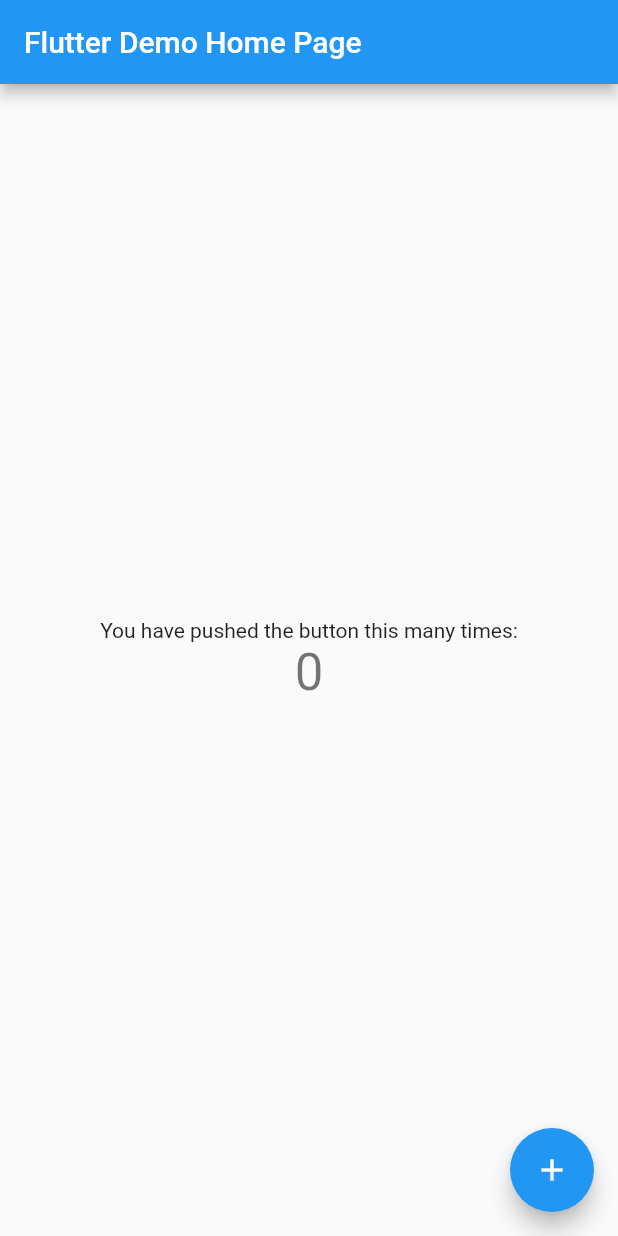
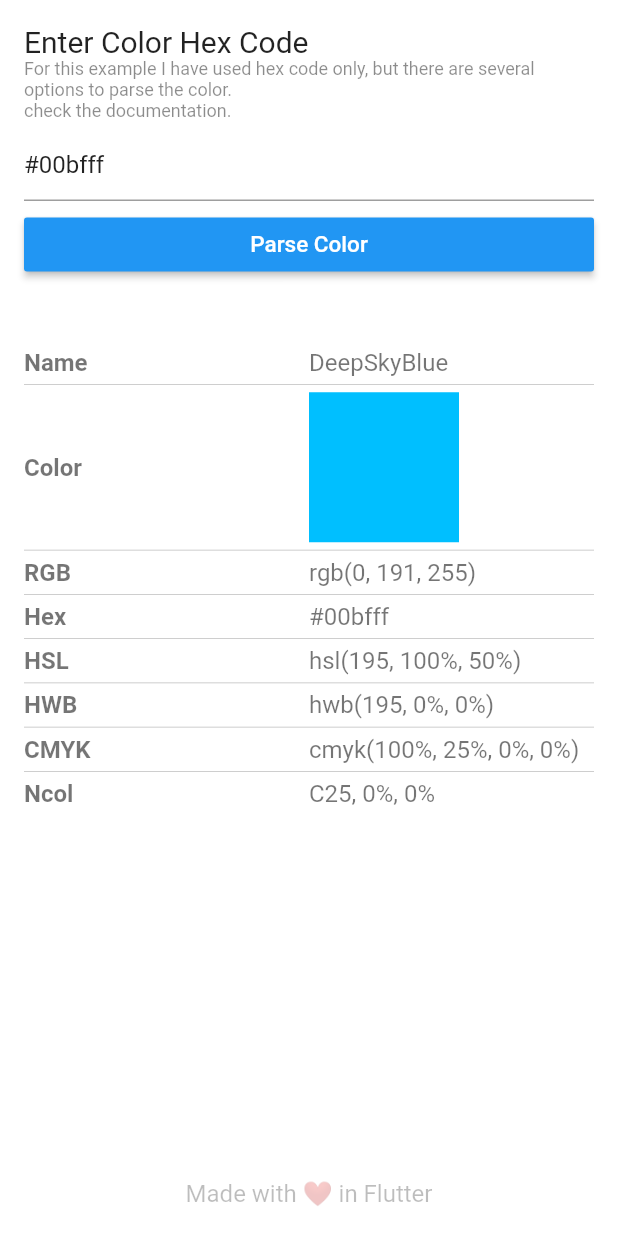
Before and after one commit to deepak786/color_parser, a Flutter app: the screen it shows after launch, on a phone screen of 412 x 824 dp. Run offline on Flutter 3.47's test engine with Material 2 defaults, Android fonts, the phone set to English and light mode, and no system bars.

Commit message:
working example

```diff
--- /dev/null
+++ b/example/lib/example.dart
@@ -0,0 +1,218 @@
+import 'package:color_parser/color_parser.dart';
+import 'package:flutter/material.dart';
+
+class Example extends StatefulWidget {
+  @override
+  _ExampleState createState() => _ExampleState();
+}
+
+class _ExampleState extends State<Example> {
+  ColorParser _parser;
+  TextEditingController _controller;
+  String _error = "";
+
+  @override
+  void initState() {
+    // initially use this color
+    String code = "#00bfff";
+    _parser = ColorParser.hex(code);
+    _controller = TextEditingController(text: code);
+
+    super.initState();
+  }
+
+  @override
+  void dispose() {
+    _controller.dispose();
+    super.dispose();
+  }
+
+  /// parse the color
+  void _parseColor() {
+    try {
+      setState(() {
+        _parser = ColorParser.hex(_controller.text);
+        _error = "";
+      });
+    } catch (e) {
+      setState(() {
+        _error = e.toString();
+        _parser = null;
+      });
+    }
+  }
+
+  @override
+  Widget build(BuildContext context) {
+    return Scaffold(
+      backgroundColor: Colors.black12,
+      body: Center(
+        child: Container(
+          color: Colors.white,
+          constraints: BoxConstraints(
+            maxWidth: 700,
+          ),
+          child: Column(
+            children: [
+              Expanded(
+                child: ListView(
+                  padding: EdgeInsets.all(16),
+                  children: [
+                    Text(
+                      "Enter Color Hex Code",
+                      style: TextStyle(
+                        fontSize: 20,
+                        color: Colors.black87,
+                      ),
+                    ),
+                    Text(
+                      "For this example I have used hex code only, but there are several options to parse the color.\ncheck the documentation.",
+                      style: TextStyle(
+                        fontSize: 12,
+                        color: Colors.black45,
+                      ),
+                    ),
+                    SizedBox(height: 5),
+                    TextField(
+                      controller: _controller,
+                      decoration: InputDecoration(
+                        hintText: "hex code e.g (#00bfff)",
+                      ),
+                    ),
+                    if (_error.isNotEmpty)
+                      // show the error
+                      Text(
+                        _error,
+                        style: TextStyle(
+                          fontSize: 12,
+                          color: Colors.red,
+                        ),
+                      ),
+                    SizedBox(height: 5),
+                    RaisedButton(
+                      onPressed: _parseColor,
+                      color: Theme.of(context).primaryColor,
+                      child: Text(
+                        "Parse Color",
+                        style: TextStyle(
+                          color: Colors.white,
+                          fontSize: 15,
+                        ),
+                      ),
+                    ),
+                    SizedBox(height: 40),
+                    // show the parsed values
+                    parsedData(),
+                  ],
+                ),
+              ),
+              // flutter love
+              Text(
+                "Made with ❤️ in Flutter \n",
+                style: TextStyle(
+                  fontSize: 16,
+                  color: Colors.black26,
+                ),
+                textAlign: TextAlign.center,
+              ),
+            ],
+          ),
+        ),
+      ),
+    );
+  }
+
+  /// display the parsed data from parser
+  Widget parsedData() {
+    if (_parser == null) return Container();
+
+    return Column(
+      children: [
+        getRow("Name", _parser.toName()),
+        divider(),
+        Padding(
+          padding: const EdgeInsets.only(top: 5, bottom: 5),
+          child: Row(
+            mainAxisAlignment: MainAxisAlignment.start,
+            children: [
+              Expanded(
+                child: Text(
+                  "Color",
+                  style: TextStyle(
+                    fontSize: 16,
+                    fontWeight: FontWeight.bold,
+                    color: Colors.black54,
+                  ),
+                ),
+              ),
+              Expanded(
+                child: Container(
+                  height: 100,
+                  child: Align(
+                    alignment: Alignment.topLeft,
+                    child: SizedBox(
+                      width: 100,
+                      height: 100,
+                      child: Container(color: _parser.getColor()),
+                    ),
+                  ),
+                ),
+              ),
+            ],
+          ),
+        ),
+        divider(),
+        getRow("RGB", _parser.toRGBString()),
+        divider(),
+        getRow("Hex", _parser.toHex()),
+        divider(),
+        getRow("HSL", _parser.toHSLString()),
+        divider(),
+        getRow("HWB", _parser.toHWBString()),
+        divider(),
+        getRow("CMYK", _parser.toCMYKString()),
+        divider(),
+        getRow("Ncol", _parser.toNcolString()),
+      ],
+    );
+  }
+
+  /// get the row
+  Widget getRow(String title, String value) {
+    return Padding(
+      padding: const EdgeInsets.only(top: 5, bottom: 5),
+      child: Row(
+        mainAxisAlignment: MainAxisAlignment.start,
+        children: [
+          Expanded(
+            child: Text(
+              title,
+              style: TextStyle(
+                fontSize: 16,
+                fontWeight: FontWeight.bold,
+                color: Colors.black54,
+              ),
+            ),
+          ),
+          Expanded(
+            child: Text(
+              value,
+              style: TextStyle(
+                fontSize: 16,
+                color: Colors.black54,
+              ),
+            ),
+          ),
+        ],
+      ),
+    );
+  }
+
+  /// divider
+  Widget divider() {
+    return Container(
+      height: 0.5,
+      color: Colors.black26,
+    );
+  }
+}
--- a/example/lib/main.dart
+++ b/example/lib/main.dart
@@ -1,4 +1,6 @@
 import 'package:flutter/material.dart';
+
+import 'example.dart';
 
 void main() {
   runApp(MyApp());
@@ -9,109 +11,14 @@ class MyApp extends StatelessWidget {
   @override
   Widget build(BuildContext context) {
     return MaterialApp(
-      title: 'Flutter Demo',
+      title: 'Example',
       theme: ThemeData(
-        // This is the theme of your application.
-        //
-        // Try running your application with "flutter run". You'll see the
-        // application has a blue toolbar. Then, without quitting the app, try
-        // changing the primarySwatch below to Colors.green and then invoke
-        // "hot reload" (press "r" in the console where you ran "flutter run",
-        // or simply save your changes to "hot reload" in a Flutter IDE).
-        // Notice that the counter didn't reset back to zero; the application
-        // is not restarted.
         primarySwatch: Colors.blue,
-        // This makes the visual density adapt to the platform that you run
-        // the app on. For desktop platforms, the controls will be smaller and
-        // closer together (more dense) than on mobile platforms.
         visualDensity: VisualDensity.adaptivePlatformDensity,
       ),
-      home: MyHomePage(title: 'Flutter Demo Home Page'),
+      // use the light theme mode always
+      themeMode: ThemeMode.light,
+      home: Example(),
     );
   }
 }
-
-class MyHomePage extends StatefulWidget {
-  MyHomePage({Key key, this.title}) : super(key: key);
-
-  // This widget is the home page of your application. It is stateful, meaning
-  // that it has a State object (defined below) that contains fields that affect
-  // how it looks.
-
-  // This class is the configuration for the state. It holds the values (in this
-  // case the title) provided by the parent (in this case the App widget) and
-  // used by the build method of the State. Fields in a Widget subclass are
-  // always marked "final".
-
-  final String title;
-
-  @override
-  _MyHomePageState createState() => _MyHomePageState();
-}
-
-class _MyHomePageState extends State<MyHomePage> {
-  int _counter = 0;
-
-  void _incrementCounter() {
-    setState(() {
-      // This call to setState tells the Flutter framework that something has
-      // changed in this State, which causes it to rerun the build method below
-      // so that the display can reflect the updated values. If we changed
-      // _counter without calling setState(), then the build method would not be
-      // called again, and so nothing would appear to happen.
-      _counter++;
-    });
-  }
-
-  @override
-  Widget build(BuildContext context) {
-    // This method is rerun every time setState is called, for instance as done
-    // by the _incrementCounter method above.
-    //
-    // The Flutter framework has been optimized to make rerunning build methods
-    // fast, so that you can just rebuild anything that needs updating rather
-    // than having to individually change instances of widgets.
-    return Scaffold(
-      appBar: AppBar(
-        // Here we take the value from the MyHomePage object that was created by
-        // the App.build method, and use it to set our appbar title.
-        title: Text(widget.title),
-      ),
-      body: Center(
-        // Center is a layout widget. It takes a single child and positions it
-        // in the middle of the parent.
-        child: Column(
-          // Column is also a layout widget. It takes a list of children and
-          // arranges them vertically. By default, it sizes itself to fit its
-          // children horizontally, and tries to be as tall as its parent.
-          //
-          // Invoke "debug painting" (press "p" in the console, choose the
-          // "Toggle Debug Paint" action from the Flutter Inspector in Android
-          // Studio, or the "Toggle Debug Paint" command in Visual Studio Code)
-          // to see the wireframe for each widget.
-          //
-          // Column has various properties to control how it sizes itself and
-          // how it positions its children. Here we use mainAxisAlignment to
-          // center the children vertically; the main axis here is the vertical
-          // axis because Columns are vertical (the cross axis would be
-          // horizontal).
-          mainAxisAlignment: MainAxisAlignment.center,
-          children: <Widget>[
-            Text(
-              'You have pushed the button this many times:',
-            ),
-            Text(
-              '$_counter',
-              style: Theme.of(context).textTheme.headline4,
-            ),
-          ],
-        ),
-      ),
-      floatingActionButton: FloatingActionButton(
-        onPressed: _incrementCounter,
-        tooltip: 'Increment',
-        child: Icon(Icons.add),
-      ), // This trailing comma makes auto-formatting nicer for build methods.
-    );
-  }
-}
```
